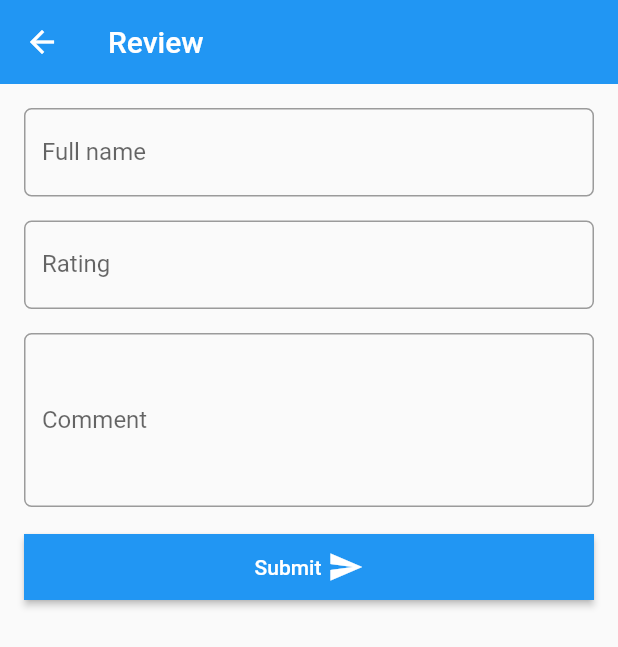
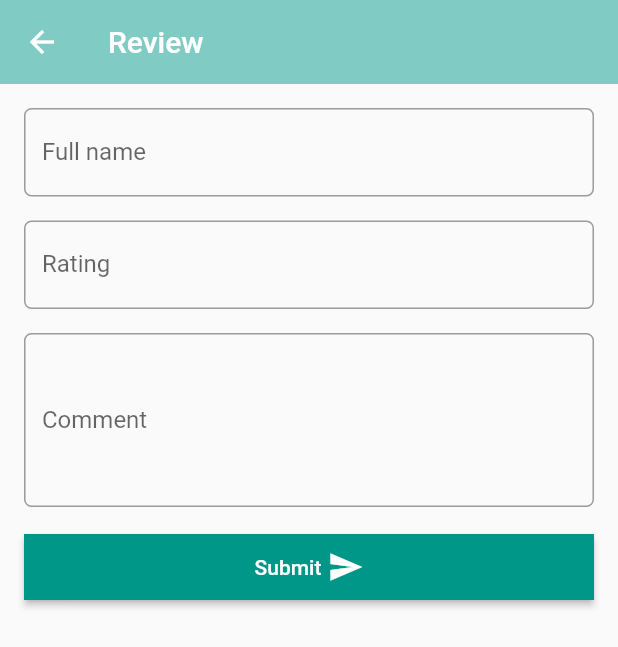
Before and after one commit to Rookie441/CZ2006_History-Buddy, a Flutter app: the ReviewForm screen opened directly with empty values, on a phone screen of 412 x 824 dp. Shown: the top 647 px of the screen. Run offline on Flutter 3.47's test engine with Material 2 defaults, Android fonts, the phone set to English and light mode, and no system bars; our stand-ins replace animated_text_kit, cloud_firestore, firebase_auth, firebase_core, geolocator, google_maps_flutter and 3 more; missing offline and left inert: flutter_polyline_points, geojson; accounts and stored records are empty.

Commit message:
fix histsite list issue

```diff
--- a/lib/screens/review_form.dart
+++ b/lib/screens/review_form.dart
@@ -25,6 +25,7 @@ class _ReviewFormState extends State<ReviewForm> {
       appBar: AppBar(
         title: Text('Review ${widget.histsite.getName()}'),
         elevation: 0.0,
+        backgroundColor: Colors.teal[200],
       ),
       body: Container(
         padding: EdgeInsets.all(16.0),
@@ -113,7 +114,7 @@ class _ReviewFormState extends State<ReviewForm> {
               padding: const EdgeInsets.all(0.0),
               child: Container(
                 decoration: const BoxDecoration(
-                  color: Colors.blue,
+                  color: Colors.teal,
                 ),
                 padding: const EdgeInsets.all(10.0),
                 child: Row(
```
Also changed, not shown: lib/screens/historicalsite.dart (+2 -12 lines).
